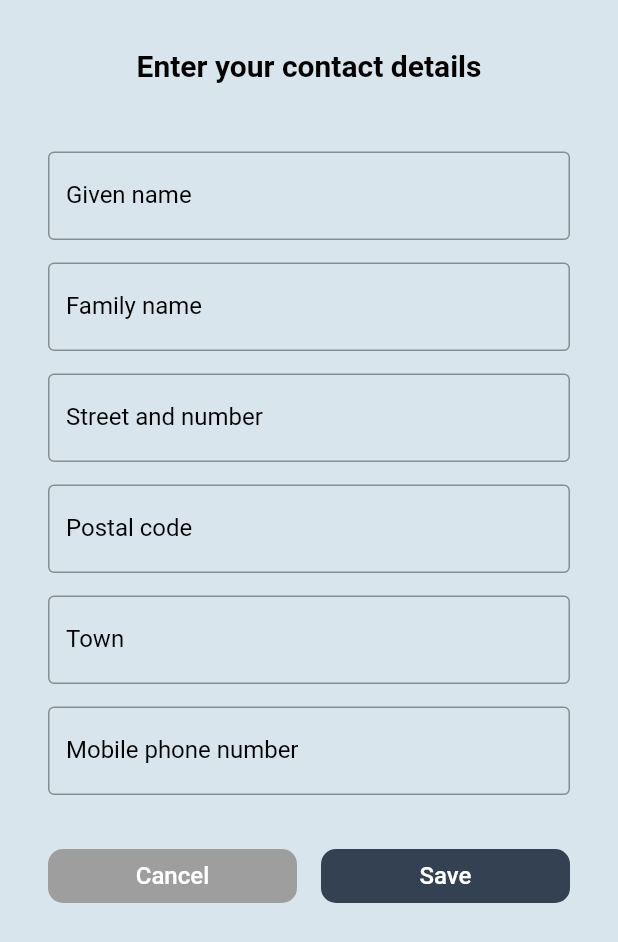
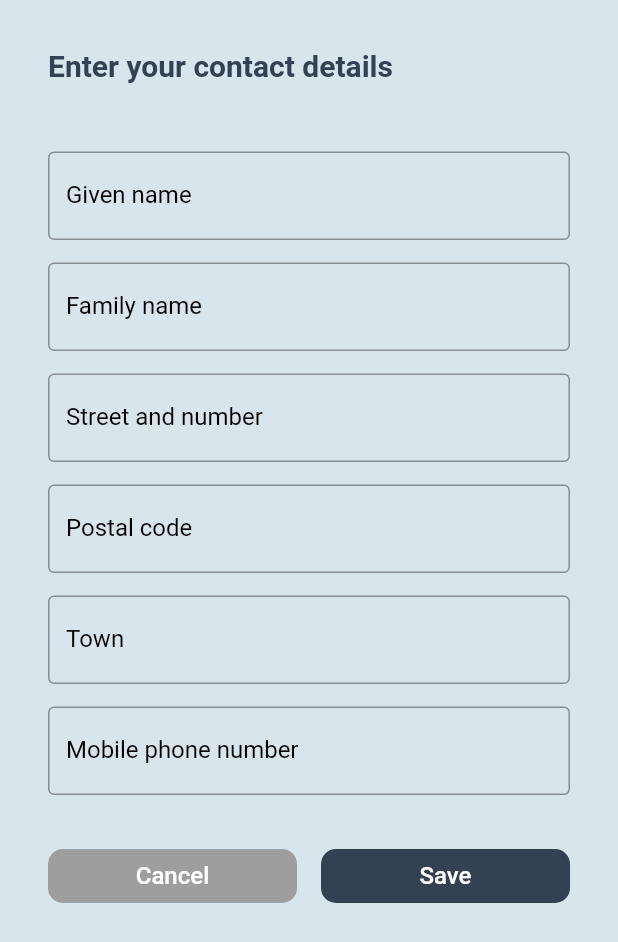
Before and after one commit to v1lling/access-frontend, a Flutter app: the CheckInView screen opened directly, after a tap on "Unknown", on a phone screen of 412 x 824 dp. Shown: the top 942 px of the screen. Run offline on Flutter 3.47's test engine with Material 2 defaults, Android fonts, the phone set to English and light mode, and no system bars; our stand-ins replace equatable, firebase_dynamic_links, flutter_datetime_picker, flutter_phoenix, get_it, shared_preferences and 4 more; missing offline and left inert: animated_check, faker_dart, flutter_nfc_plugin; accounts and stored records are empty; generated files the repository leaves out were written again; Roboto replaces fonts that are missing (Montserrat).

Commit message:
Style changes

```diff
--- a/lib/l10n/app_de.arb
+++ b/lib/l10n/app_de.arb
@@ -17,6 +17,7 @@
 
     "checkin": "Check-In",
     "checkout_time": "Anwesend bis:",
-    "checkedin": "Checked In"
+    "checkedin": "Checked In",
+    "personscheckedin": " Personen eingecheckt"
 
 }
--- a/lib/l10n/app_en.arb
+++ b/lib/l10n/app_en.arb
@@ -17,6 +17,7 @@
 
     "checkin": "Check-In",
     "checkout_time": "Present until:",
-    "checkedin": "Checked In"
+    "checkedin": "Checked In",
+    "personscheckedin": " persons checked-in"
 
 }
--- a/lib/main.dart
+++ b/lib/main.dart
@@ -85,6 +85,7 @@ class AccessApp extends StatefulWidget {
 }
 
 class _AccessAppState extends State<AccessApp> {
+  /*
   NfcState? _nfcState;
   // NfcPlugin? nfcPlugin = NfcPlugin();
   StreamSubscription<NfcEvent>? _nfcMesageSubscription;
@@ -103,7 +104,7 @@ class _AccessAppState extends State<AccessApp> {
   }
 
   Future<void> initPlatformState() async {
-    /*
+
     try {
       _nfcState = await nfcPlugin!.nfcState;
       print('NFC state is $_nfcState');
@@ -140,8 +141,9 @@ class _AccessAppState extends State<AccessApp> {
         }
       });
     }
-    */
   }
+
+ */
 
   @override
   Widget build(BuildContext context) {
--- a/lib/services/access_backend_service.dart
+++ b/lib/services/access_backend_service.dart
@@ -7,7 +7,7 @@ class AccessBackendService {
   final String baseUrl = "access.netpy.de";
   Map<String, String> headers = {"Content-Type": "application/json"};
 
-  Future<bool> checkInUser(
+  Future<int> checkInUser(
       User user, String roomId, DateTime checkoutTime) async {
     CheckInObject checkin = CheckInObject(
         userinfo: user,
@@ -17,10 +17,11 @@ class AccessBackendService {
     final response = await http.post(Uri.https(baseUrl, 'access/checkin'),
         body: jsonEncode(checkin.toJson()), headers: headers);
     if (response.statusCode == 200) {
-      return true;
+      print(json.decode(response.body));
+      return json.decode(response.body)["usercount"];
     } else {
       print("Something went wrong");
-      return false;
+      return -1;
     }
   }
 
--- a/lib/services/theme_service.dart
+++ b/lib/services/theme_service.dart
@@ -39,10 +39,11 @@ class ThemeService extends ChangeNotifier {
   static final ThemeData darkTheme = ThemeData.dark();
 
   static final ThemeData lightTheme = ThemeData.light().copyWith(
-    primaryColor: Colors.white,
+    primaryColor: Color(0xffd9e5ec),
     canvasColor: Color(0xff334152), //Color(0xff009b91),
     highlightColor: Color(0xff009b91),
     scaffoldBackgroundColor: Color(0xffd9e5ec),
+    errorColor: Color(0xffA3320B),
     textTheme: TextTheme(
         button: const TextStyle(
             fontSize: 16, fontFamily: 'Montserrat', color: Colors.white),
@@ -58,7 +59,7 @@ class ThemeService extends ChangeNotifier {
             fontStyle: FontStyle.italic,
             fontWeight: FontWeight.normal),
         headline1: const TextStyle(
-            color: Colors.black,
+            color: Color(0xff334152),
             fontSize: 20.0,
             fontFamily: 'Montserrat',
             fontWeight: FontWeight.w600),
@@ -68,10 +69,10 @@ class ThemeService extends ChangeNotifier {
             fontFamily: 'Montserrat',
             fontWeight: FontWeight.w600),
         headline3: const TextStyle(
-            color: Colors.black,
-            fontSize: 26.0,
+            color: Colors.white,
+            fontSize: 24.0,
             fontFamily: 'Montserrat',
-            fontWeight: FontWeight.w600)),
+            fontWeight: FontWeight.w800)),
     textButtonTheme: TextButtonThemeData(
       style: TextButton.styleFrom(
         padding: EdgeInsets.symmetric(vertical: 8, horizontal: 16),
--- a/lib/services/user_service.dart
+++ b/lib/services/user_service.dart
@@ -1,9 +1,13 @@
 import 'dart:convert';
+import 'dart:math';
 import 'package:access/models/user.dart';
+import 'package:faker_dart/faker_dart.dart';
 import 'package:shared_preferences/shared_preferences.dart';
+import 'package:faker_dart/src/utils/locale_utils.dart';
 
 class UserService {
   User? user = User.empty();
+  final faker = Faker.instance;
 
   Future<bool> initializeUserService() async {
     SharedPreferences prefs = await SharedPreferences.getInstance();
@@ -11,8 +15,21 @@ class UserService {
     if (userJson != null) {
       this.user = User.fromJson(json.decode(userJson));
       return true;
+    } else {
+      faker.setLocale(FakerLocaleType.de);
+
+      var randomizer = new Random();
+      User randomUser = User(
+          givenname: faker.name.firstName(),
+          familyname: faker.name.lastName(),
+          street: faker.address.streetName() + " 1",
+          postalcode: (10000 + randomizer.nextInt(99999 - 10000))
+              .toString(), //faker.address.zipCode(),
+          town: faker.address.city(),
+          mobilenumber: '+49172 123456');
+      this.saveUser(randomUser);
+      return false;
     }
-    return false;
   }
 
   Future<bool> saveUser(User user) async {
--- a/lib/ui/views/checkin/checkin_view.dart
+++ b/lib/ui/views/checkin/checkin_view.dart
@@ -48,29 +48,40 @@ class _CheckInViewState extends State<CheckInView>
                           child: Row(
                             mainAxisAlignment: MainAxisAlignment.spaceBetween,
                             children: [
-                              IconButton(
+                              Padding(
+                                padding: const EdgeInsets.only(left: 4),
+                                child: IconButton(
                                     icon: Icon(Icons.arrow_back),
                                     color: Colors.white,
                                     onPressed: () {
                                       Navigator.of(context).pop();
                                     }),
+                              ),
                               Padding(
-                                padding: const EdgeInsets.only(right: 16.0),
-                                child: Text(
-                                    AppLocalizations.of(context)!.checkin +
-                                        ": " +
-                                        this.roomId!,
-                                    style:
-                                        Theme.of(context).textTheme.headline2),
+                                padding: const EdgeInsets.only(right: 24.0),
+                                child: Column(
+                                  mainAxisAlignment: MainAxisAlignment.center,
+                                  crossAxisAlignment: CrossAxisAlignment.end,
+                                  children: [
+                                    Text(AppLocalizations.of(context)!.checkin,
+                                        style: Theme.of(context)
+                                            .textTheme
+                                            .headline3),
+                                    Text(this.roomId!,
+                                        style: Theme.of(context)
+                                            .textTheme
+                                            .headline2),
+                                  ],
+                                ),
                               ),
                             ],
                           )),
                       Expanded(
                         child: Container(
-                          alignment: Alignment.center,
+                          alignment: Alignment.topCenter,
                           width: size.width,
                           padding: const EdgeInsets.only(
-                              top: 16, bottom: 32, left: 24, right: 24),
+                              top: 32, bottom: 38, left: 24, right: 24),
                           /*decoration: BoxDecoration(
                             color: Colors.white,
 
@@ -80,13 +91,13 @@ class _CheckInViewState extends State<CheckInView>
                           ),*/
                           child: !model.isCheckedIn! && !model.isLoading!
                               ? Column(
-                                  mainAxisAlignment: MainAxisAlignment.center,
+                                  mainAxisAlignment: MainAxisAlignment.start,
                                   mainAxisSize: MainAxisSize.max,
                                   children: [
                                     Expanded(
                                       child: Column(
                                         mainAxisAlignment:
-                                            MainAxisAlignment.center,
+                                            MainAxisAlignment.start,
                                         children: [
                                           Row(
                                             mainAxisAlignment:
@@ -133,8 +144,9 @@ class _CheckInViewState extends State<CheckInView>
                                                                     ? Theme.of(
                                                                             context)
                                                                         .canvasColor
-                                                                    : Colors
-                                                                        .red)),
+                                                                    : Theme.of(
+                                                                            context)
+                                                                        .errorColor)),
                                                     SizedBox(width: 4),
                                                     Icon(Icons.edit,
                                                         color: model
@@ -144,7 +156,8 @@ class _CheckInViewState extends State<CheckInView>
                                                                 null
                                                             ? Theme.of(context)
                                                                 .canvasColor
-                                                            : Colors.red)
+                                                            : Theme.of(context)
+                                                                .errorColor)
                                                   ],
                                                 ),
                                               ),
@@ -186,13 +199,22 @@ class _CheckInViewState extends State<CheckInView>
                                                             .textTheme
                                                             .headline1!
                                                             .copyWith(
-                                                                color: Theme.of(
+                                                                color: model
+                                                                        .isCheckoutTimeValid()
+                                                                    ? Theme.of(
                                                                             context)
-                                                                    .canvasColor)),
+                                                                        .canvasColor
+                                                                    : Theme.of(
+                                                                            context)
+                                                                        .errorColor)),
                                                     SizedBox(width: 4),
                                                     Icon(Icons.edit,
-                                                        color: Theme.of(context)
-                                                            .canvasColor)
+                                                        color: model
+                                                                .isCheckoutTimeValid()
+                                                            ? Theme.of(context)
+                                                                .canvasColor
+                                                            : Theme.of(context)
+                                                                .errorColor)
                                                   ],
                                                 ),
                                               ),
@@ -222,16 +244,18 @@ class _CheckInViewState extends State<CheckInView>
                                               ),
                                               style: ButtonStyle(
                                                   foregroundColor:
-                                                      MaterialStateProperty.all<
-                                                          Color>(Colors.white),
+                                                      MaterialStateProperty.all<Color>(
+                                                          Colors.white),
                                                   backgroundColor: model
                                                               .userService.user!
-                                                          .isUserInfoComplete()
+                                                              .isUserInfoComplete() &&
+                                                          model
+                                                              .isCheckoutTimeValid()
                                                       ? MaterialStateProperty.all<Color>(
                                                           Theme.of(context)
                                                               .highlightColor)
-                                                      : MaterialStateProperty.all<
-                                                          Color>(Colors.grey)),
+                                                      : MaterialStateProperty.all<Color>(
+                                                          Colors.grey)),
                                               onPressed: model.userService.user!
                                                       .isUserInfoComplete()
                                                   ? () {
@@ -244,16 +268,22 @@ class _CheckInViewState extends State<CheckInView>
                                     )
                                   ],
                                 )
+                              : model.isLoading!
+                                  ? Center(
+                                      child: CircularProgressIndicator(
+                                          color:
+                                              Theme.of(context).highlightColor))
                                   : Column(
-                                  mainAxisAlignment: MainAxisAlignment.center,
+                                      mainAxisAlignment:
+                                          MainAxisAlignment.center,
                                       children: [
                                         Container(
                                           decoration: new BoxDecoration(
                                             color: Colors.transparent,
                                             shape: BoxShape.circle,
                                             border: new Border.all(
-                                          color:
-                                              Theme.of(context).highlightColor,
+                                              color: Theme.of(context)
+                                                  .highlightColor,
                                               width: 10,
                                             ),
                                           ),
@@ -271,9 +301,15 @@ class _CheckInViewState extends State<CheckInView>
                                         ),
                                         SizedBox(height: 30),
                                         Text(
-                                      AppLocalizations.of(context)!.checkedin,
-                                      style:
-                                          Theme.of(context).textTheme.headline1,
+                                          model.userCount.toString() +
+                                              AppLocalizations.of(context)!
+                                                  .personscheckedin,
+                                          style: Theme.of(context)
+                                              .textTheme
+                                              .headline1!
+                                              .copyWith(
+                                                  color: Theme.of(context)
+                                                      .canvasColor),
                                         ),
                                       ],
                                     ),
--- a/lib/ui/views/checkin/checkin_viewmodel.dart
+++ b/lib/ui/views/checkin/checkin_viewmodel.dart
@@ -15,6 +15,7 @@ class CheckInViewModel extends BaseViewModel {
   final UserService userService = locator<UserService>();
   String? roomId;
   bool? isCheckedIn = false;
+  int? userCount = 0;
   bool? isLoading = false;
 
   DateTime? checkOutTime = DateTime.now().add(Duration(minutes: 90));
@@ -34,10 +35,11 @@ class CheckInViewModel extends BaseViewModel {
       this.isLoading = true;
       notifyListeners();
 
-      this.isCheckedIn = await _accessBackendService.checkInUser(
+      this.userCount = await _accessBackendService.checkInUser(
           userService.user!, this.roomId!, this.checkOutTime!);
       this.isLoading = false;
-      if (this.isCheckedIn!) {
+      if (this.userCount != -1) {
+        this.isCheckedIn = true;
         Vibration.vibrate();
         _animationController.forward();
       }
@@ -63,4 +65,8 @@ class CheckInViewModel extends BaseViewModel {
       notifyListeners();
     }, currentTime: DateTime.now().add(Duration(minutes: 90)));
   }
+
+  bool isCheckoutTimeValid() {
+    return this.checkOutTime!.compareTo(DateTime.now()) > 0;
+  }
 }
--- a/lib/ui/views/landing/landing_view.dart
+++ b/lib/ui/views/landing/landing_view.dart
@@ -22,14 +22,22 @@ class LandingView extends StatelessWidget {
                 },
               ),
               body: SafeArea(
+                child: GestureDetector(
+                  onTap: () {
+                    // Workaround for Keyboard Bug on iOS Safari
+                    FocusScopeNode currentFocus = FocusScope.of(context);
+                    if (!currentFocus.hasPrimaryFocus &&
+                        currentFocus.focusedChild != null) {
+                      currentFocus.focusedChild!.unfocus();
+                    }
+                  },
                   child: Container(
                     child: Column(
                       mainAxisAlignment: MainAxisAlignment.start,
                       mainAxisSize: MainAxisSize.max,
                       children: [
                         Container(
-                          color: Theme.of(context).canvasColor, //,
-                          //color: Theme.of(context).canvasColor,
+                            color: Theme.of(context).canvasColor,
                             height: size.height * 0.2,
                             child: Row(
                               mainAxisAlignment: MainAxisAlignment.end,
@@ -41,7 +49,8 @@ class LandingView extends StatelessWidget {
                                             "!"
                                         : AppLocalizations.of(context)!
                                             .userinfo_headline,
-                                  style: Theme.of(context).textTheme.headline2),
+                                    style:
+                                        Theme.of(context).textTheme.headline2),
                                 IconButton(
                                     icon: Icon(Icons.edit,
                                         size: 20, color: Colors.white),
@@ -95,6 +104,7 @@ class LandingView extends StatelessWidget {
                   ),
                 ),
               ),
+            ),
         viewModelBuilder: () => LandingViewModel());
   }
 }
--- a/lib/ui/views/userinfo_view.dart/userinfo_view.dart
+++ b/lib/ui/views/userinfo_view.dart/userinfo_view.dart
@@ -33,6 +33,8 @@ class UserInfoView extends StatelessWidget {
                                   padding: const EdgeInsets.symmetric(
                                       horizontal: 32.0, vertical: 32),
                                   child: Column(
+                                    crossAxisAlignment:
+                                        CrossAxisAlignment.start,
                                     children: [
                                       //HEADLINE
                                       Padding(
@@ -52,6 +54,10 @@ class UserInfoView extends StatelessWidget {
 
                                       //FIRSTNAME
                                       TextFormField(
+                                        autofillHints: [
+                                          AutofillHints.givenName
+                                        ],
+                                        autofocus: false,
                                         controller: model.givennameController,
                                         textCapitalization:
                                             TextCapitalization.words,
@@ -91,6 +97,10 @@ class UserInfoView extends StatelessWidget {
                                           height: paddingBetweenTextFields),
                                       //LASTNAME
                                       TextFormField(
+                                        autofocus: false,
+                                        autofillHints: [
+                                          AutofillHints.familyName
+                                        ],
                                         controller: model.familynameController,
                                         textCapitalization:
                                             TextCapitalization.words,
@@ -127,6 +137,10 @@ class UserInfoView extends StatelessWidget {
                                           height: paddingBetweenTextFields),
                                       //STREET
                                       TextFormField(
+                                        autofocus: false,
+                                        autofillHints: [
+                                          AutofillHints.streetAddressLine1
+                                        ],
                                         controller: model.streetController,
                                         textCapitalization:
                                             TextCapitalization.words,
@@ -163,6 +177,10 @@ class UserInfoView extends StatelessWidget {
                                           height: paddingBetweenTextFields),
                                       //POSTAL CODE
                                       TextFormField(
+                                        autofocus: false,
+                                        autofillHints: [
+                                          AutofillHints.postalCode
+                                        ],
                                         controller: model.postalcodeController,
                                         textCapitalization:
                                             TextCapitalization.words,
@@ -199,6 +217,10 @@ class UserInfoView extends StatelessWidget {
                                           height: paddingBetweenTextFields),
                                       //TOWN
                                       TextFormField(
+                                        autofocus: false,
+                                        autofillHints: [
+                                          AutofillHints.streetAddressLevel2
+                                        ],
                                         controller: model.townController,
                                         textCapitalization:
                                             TextCapitalization.words,
@@ -235,6 +257,10 @@ class UserInfoView extends StatelessWidget {
                                           height: paddingBetweenTextFields),
                                       //MOBILE NUMBER
                                       TextFormField(
+                                        autofocus: false,
+                                        autofillHints: [
+                                          AutofillHints.telephoneNumber
+                                        ],
                                         controller:
                                             model.mobilenumberController,
                                         style: Theme.of(context)
--- a/pubspec.yaml
+++ b/pubspec.yaml
@@ -63,6 +63,7 @@ dependencies:
   flutter_nfc_plugin: ^0.0.7
   animated_check: ^1.0.5
   vibration: ^1.7.3
+  faker_dart: ^0.1.2
 
 dev_dependencies:
   build_runner: ^2.0.4
```
Also changed, not shown: pubspec.lock. Lines whose indentation alone changed are shown as unchanged.
